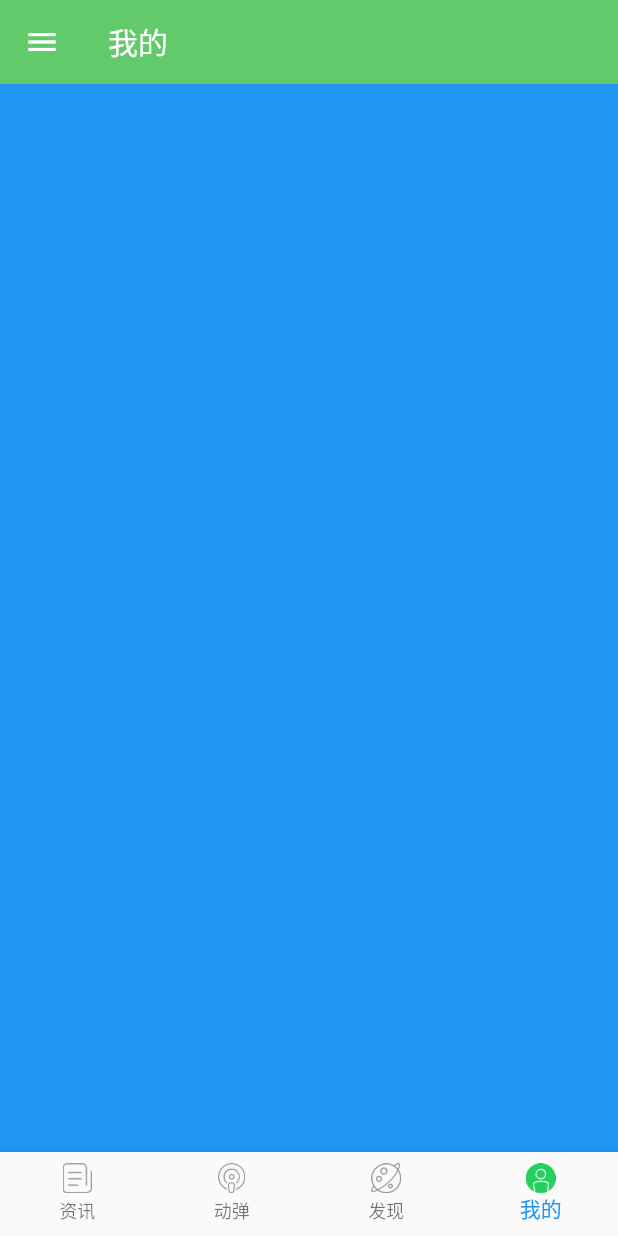
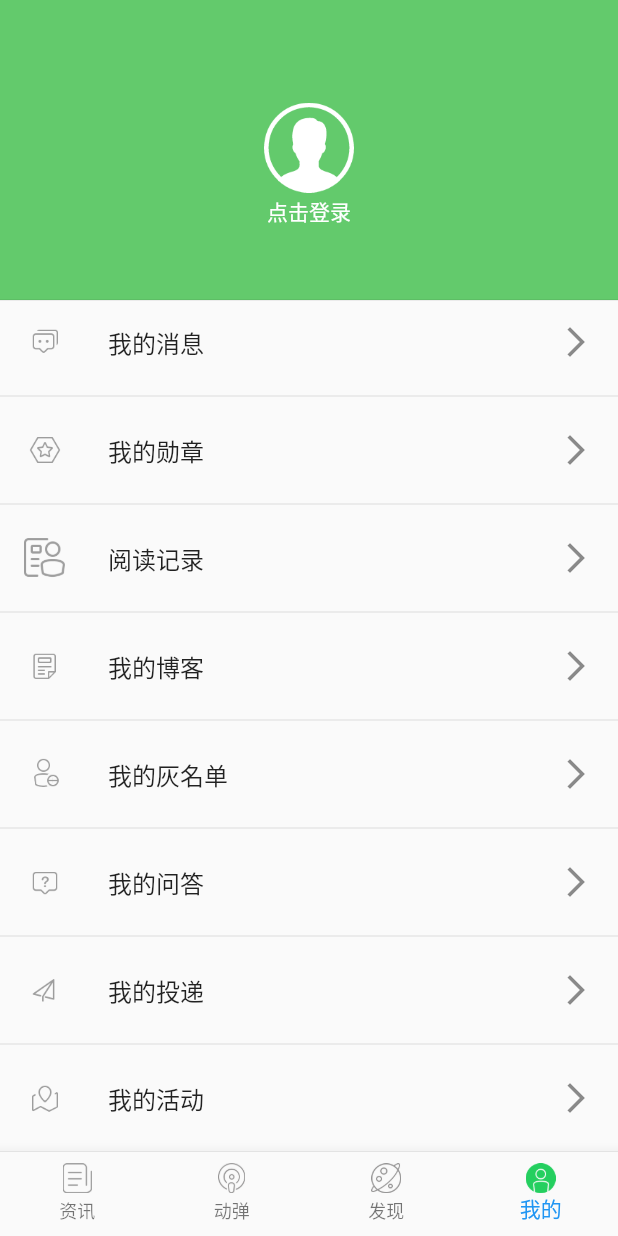
Before and after one commit to happy-0203/flutter_oschina, a Flutter app: the screen it shows after launch, swiped to page 4, on a phone screen of 412 x 824 dp. Run offline on Flutter 3.47's test engine with Material 2 defaults, Android fonts, the phone set to English and light mode, and no system bars.

Commit message:
完成我的部分界面

```diff
--- a/lib/constants/constants.dart
+++ b/lib/constants/constants.dart
@@ -1,4 +1,35 @@
+import 'package:flutter/material.dart';
+
 abstract class AppColors {
   //应用主题色
   static const APP_THEME = 0xff63ca6c;
 }
+
+abstract class MineConstants {
+  static const List<String> TITLE_NAME = [
+    '我的消息',
+    '我的勋章',
+    '阅读记录',
+    '我的博客',
+    '我的灰名单',
+    '我的问答',
+    '我的投递',
+    '我的活动',
+    '关注标签',
+    '邀请好友'
+  ];
+
+  static const List<String> TITLE_ICONS = [
+    'images/ic_my_message.png',
+    'images/ic_my_badge.png',
+    'images/ic_my_profile.png',
+    'images/ic_my_blog.png',
+    'images/ic_my_blacklist.png',
+    'images/ic_my_question.png',
+    'images/ic_my_publish.png',
+    'images/ic_my_event.png',
+    'images/ic_my_tags.png',
+    'images/ic_my_recommend.png',
+  ];
+
+}
--- a/lib/home_page.dart
+++ b/lib/home_page.dart
@@ -1,6 +1,7 @@
 import 'package:flutter/material.dart';
 import 'package:flutter_oschina/widgets/navigation_icon_view.dart';
 import 'package:flutter_oschina/pages/my_drawer.dart';
+import 'package:flutter_oschina/pages/mine_page.dart';
 
 class HomePage extends StatefulWidget {
   @override
@@ -50,9 +51,7 @@ class _HomePageState extends State<HomePage> {
       Container(
         color: Colors.yellow,
       ),
-      Container(
-        color: Colors.blue,
-      ),
+      MinePage(),
     ];
 
     _pageController = PageController(initialPage: _currentIndex);
@@ -61,15 +60,17 @@ class _HomePageState extends State<HomePage> {
   @override
   Widget build(BuildContext context) {
     return Scaffold(
-      appBar: AppBar(
-        elevation: 0.0,
-        iconTheme: IconThemeData(color: Colors.white),
-        title: Text(
-          _appBarTitle[_currentIndex],
-          style: TextStyle(color: Colors.white),
-        ),
-      ),
-      body: PageView.builder(
+//      appBar: AppBar(
+//        elevation: 0.0,
+//        iconTheme: IconThemeData(color: Colors.white),
+//        title: Text(
+//          _appBarTitle[_currentIndex],
+//          style: TextStyle(color: Colors.white),
+//        ),
+//      ),
+      body: Container(
+        //padding: EdgeInsets.all(0.0),
+        child: PageView.builder(
           itemBuilder: (BuildContext context, int index) {
             return _pages[index];
           },
@@ -82,6 +83,7 @@ class _HomePageState extends State<HomePage> {
               _currentIndex = index;
             });
           },
+        ),
       ),
       bottomNavigationBar: BottomNavigationBar(
         items: _navigationIconViews.map((view) => view.item).toList(),
--- /dev/null
+++ b/lib/pages/mine_page.dart
@@ -0,0 +1,35 @@
+import 'package:flutter/material.dart';
+import 'package:flutter_oschina/constants/constants.dart' show MineConstants;
+import 'package:flutter_oschina/widgets/mine_page_header_widget.dart';
+import 'package:flutter_oschina/widgets/mine_page_item.dart';
+
+class MinePage extends StatefulWidget {
+  @override
+  _MinePageState createState() => _MinePageState();
+}
+
+class _MinePageState extends State<MinePage> {
+  @override
+  Widget build(BuildContext context) {
+    return Container(
+      child: ListView.separated(
+          padding: EdgeInsets.all(0.0),
+          itemBuilder: (BuildContext context, int index) {
+            if (index == 0) {
+              return MineHeaderPage(title: '点击登录');
+            }
+            index -= 1;
+            return MineItemPage(
+              index: index,
+            );
+          },
+          separatorBuilder: (BuildContext context, int index) {
+            if(index == 0){
+              return Divider(height: 0.0,);
+            }
+            return Divider();
+          },
+          itemCount: MineConstants.TITLE_ICONS.length),
+    );
+  }
+}
--- /dev/null
+++ b/lib/widgets/mine_page_header_widget.dart
@@ -0,0 +1,53 @@
+import 'package:flutter/material.dart';
+import 'package:flutter_oschina/constants/constants.dart' show AppColors;
+
+class MineHeaderPage extends StatefulWidget {
+  final String title;
+
+  const MineHeaderPage({Key key, this.title}) : super(key: key);
+
+  @override
+  _MineHeaderPageState createState() => _MineHeaderPageState(title: title);
+}
+
+class _MineHeaderPageState extends State<MineHeaderPage> {
+  final String title;
+
+  _MineHeaderPageState({Key key, @required this.title}) : assert(title != null);
+
+  @override
+  Widget build(BuildContext context) {
+    return Container(
+      height: 200.0,
+      color: Color(AppColors.APP_THEME),
+      child: Center(
+        child: GestureDetector(
+          onTap: (){
+            //TODO 点击登录
+            print('点击登录');
+          },
+          child: Column(
+            mainAxisAlignment: MainAxisAlignment.center,
+            children: <Widget>[
+              SizedBox(
+                height: 20.0,
+              ),
+              Image.asset(
+                'images/ic_avatar_default.png',
+                width: 60.0,
+                height: 60.0,
+              ),
+              SizedBox(
+                height: 2.0,
+              ),
+              Text(
+                '$title',
+                style: TextStyle(color: Colors.white, fontSize: 14.0),
+              )
+            ],
+          ),
+        ),
+      ),
+    );
+  }
+}
--- /dev/null
+++ b/lib/widgets/mine_page_item.dart
@@ -0,0 +1,24 @@
+import 'package:flutter/material.dart';
+import 'package:flutter_oschina/constants/constants.dart' show MineConstants;
+
+class MineItemPage extends StatefulWidget {
+  final int index;
+
+  MineItemPage({Key key, this.index}) : super(key: key);
+
+  @override
+  _MineItemPageState createState() => _MineItemPageState();
+}
+
+class _MineItemPageState extends State<MineItemPage> {
+  @override
+  Widget build(BuildContext context) {
+    return Container(
+      child: ListTile(
+        title: Text(MineConstants.TITLE_NAME[widget.index]),
+        leading: Image.asset(MineConstants.TITLE_ICONS[widget.index],width: 28.0,height: 28.0,),
+        trailing: Icon(Icons.arrow_forward_ios),
+      ),
+    );
+  }
+}
```
Also changed, not shown: images/ic_my_badge.png (added), images/ic_my_blacklist.png (added), images/ic_my_blog.png (added), images/ic_my_event.png (added), images/ic_my_message.png (added), images/ic_my_profile.png (added), images/ic_my_publish.png (added), images/ic_my_question.png (added), images/ic_my_recommend.png (added), images/ic_my_tags.png (added), images/ic_my_team.png (added). Lines whose indentation alone changed are shown as unchanged.
